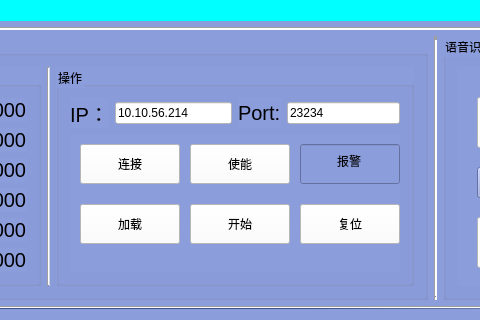
Before: the Qt Designer form mainwindow.ui in shencanjun/HiropPrizeClaw, drawn with Qt 5; both pictures show x 109 to 589 and y 553 to 873 of the 1246 by 873 pixel window.
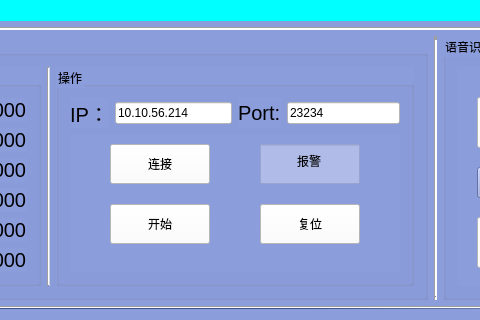
After: the same form once the commit is applied.

What changed in the file:
```diff
--- a/mainwindow.ui
+++ b/mainwindow.ui
@@ -338,32 +338,10 @@
                       <height>125</height>
                      </size>
                     </property>
-                    <widget class="QPushButton" name="pushButton_ebnable">
-                     <property name="geometry">
-                      <rect>
-                       <x>120</x>
-                       <y>10</y>
-                       <width>100</width>
-                       <height>40</height>
-                      </rect>
-                     </property>
-                     <property name="styleSheet">
-                      <string notr="true">QPushButton { color:  black; 
-	background-color: rgb(255, 255, 255);	
-} 
-QPushButton:checked{ background-color: yellow;}
-QPushButton:hover{  background-color: rgb(186, 189, 182); 
-border-style: outset;  } 
-QWidget:focus{outline: none;}</string>
-                     </property>
-                     <property name="text">
-                      <string>使能</string>
-                     </property>
-                    </widget>
                     <widget class="QPushButton" name="pushButton_start">
                      <property name="geometry">
                       <rect>
-                       <x>120</x>
+                       <x>40</x>
                        <y>70</y>
                        <width>100</width>
                        <height>40</height>
@@ -385,7 +363,7 @@
                     <widget class="QPushButton" name="pushButton_connectRobot">
                      <property name="geometry">
                       <rect>
-                       <x>10</x>
+                       <x>40</x>
                        <y>10</y>
                        <width>100</width>
                        <height>40</height>
@@ -406,37 +384,18 @@
                       <string>连接</string>
                      </property>
                     </widget>
-                    <widget class="QPushButton" name="pushButton_Load">
-                     <property name="geometry">
-                      <rect>
-                       <x>10</x>
-                       <y>70</y>
-                       <width>100</width>
-                       <height>40</height>
-                      </rect>
-                     </property>
-                     <property name="styleSheet">
-                      <string notr="true">QPushButton { color:  black; 
-	background-color: rgb(255, 255, 255);	
-} 
-QPushButton:checked{ background-color: yellow;}
-QPushButton:hover{  background-color: rgb(186, 189, 182); 
-border-style: outset;  } 
-QWidget:focus{outline: none;}</string>
-                     </property>
-                     <property name="text">
-                      <string>加载</string>
-                     </property>
-                    </widget>
                     <widget class="QLineEdit" name="lineEdit_Msg">
                      <property name="geometry">
                       <rect>
-                       <x>230</x>
+                       <x>190</x>
                        <y>10</y>
                        <width>100</width>
                        <height>40</height>
                       </rect>
                      </property>
+                     <property name="styleSheet">
+                      <string notr="true">background-color: rgba(255, 255, 255, 80);</string>
+                     </property>
                      <property name="text">
                       <string>报警</string>
                      </property>
@@ -450,7 +409,7 @@
                     <widget class="QPushButton" name="pushButton_clearFault">
                      <property name="geometry">
                       <rect>
-                       <x>230</x>
+                       <x>190</x>
                        <y>70</y>
                        <width>100</width>
                        <height>40</height>
```
Left out of the diff: 2 changed lines with no effect on the pictures.
